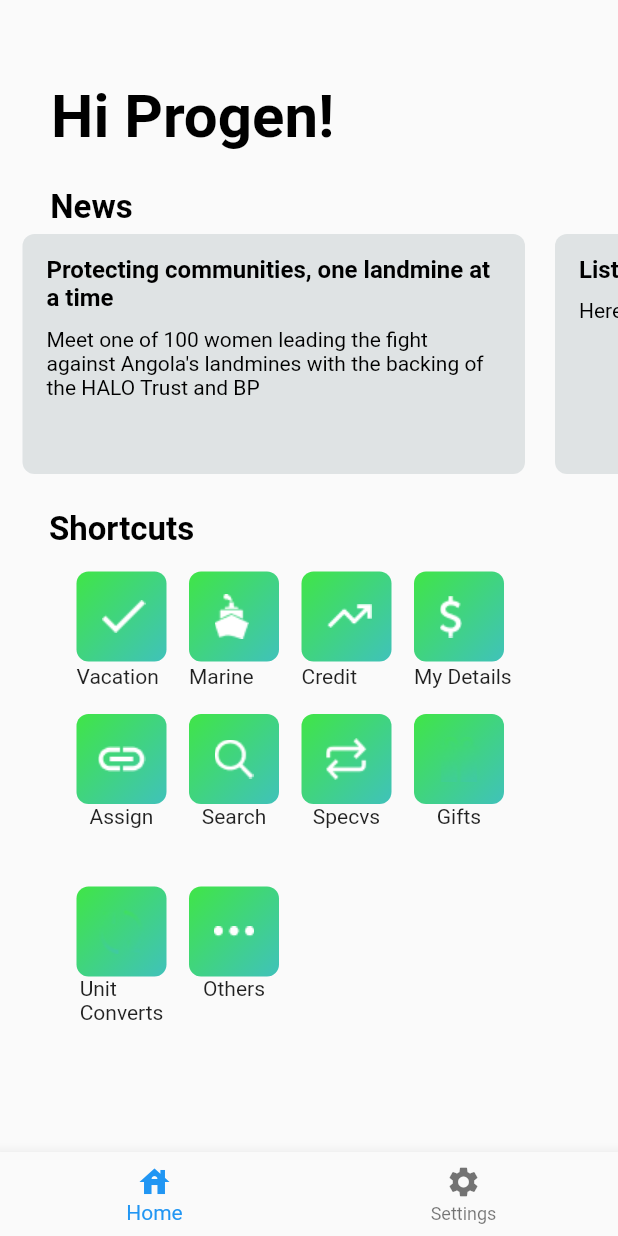
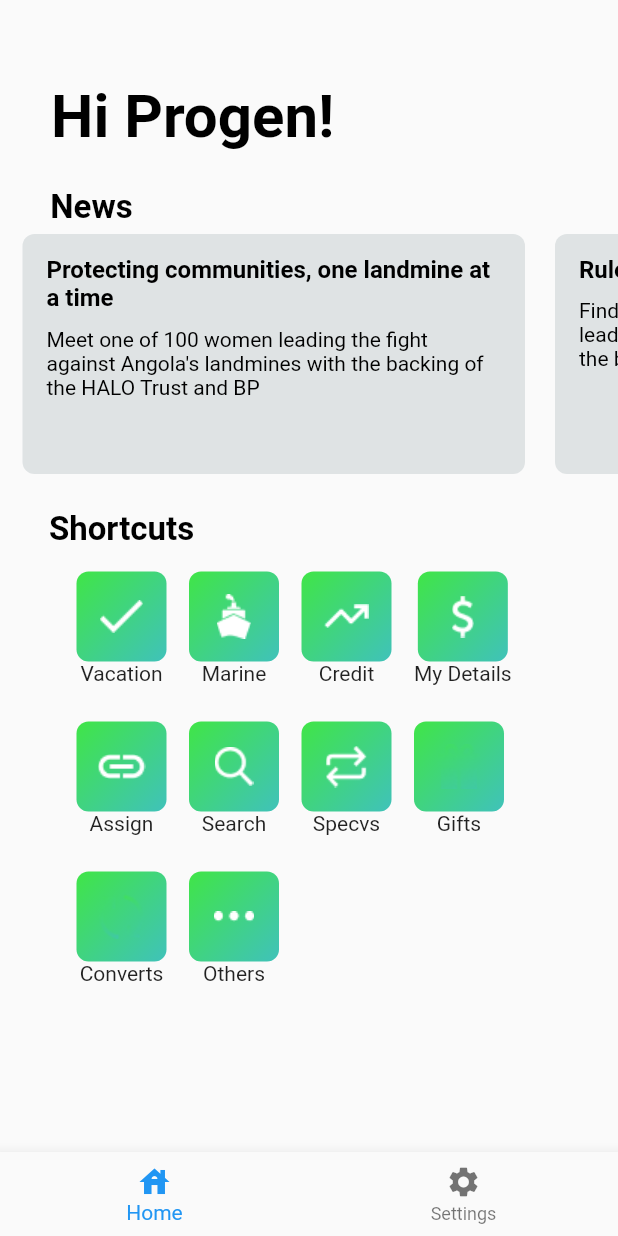
Before and after one commit to iLobosok/vacation_checker_app, a Flutter app: the screen it shows after launch, after a tap on "Login", on a phone screen of 412 x 824 dp. Run offline on Flutter 3.47's test engine with Material 2 defaults, Android fonts, the phone set to English and light mode, and no system bars; our stand-ins replace bloc, flutter_bloc.

Commit message:
finished UI

```diff
--- a/flutter_bp/lib/screens/home/home_screen_widget.dart
+++ b/flutter_bp/lib/screens/home/home_screen_widget.dart
@@ -2,28 +2,6 @@ import 'package:flutter/material.dart';
 import 'package:flutter_bp/screens/home/shortcuts_widget.dart';
 import 'package:flutter_bp/screens/request/request_screen.dart';
 import 'package:flutter_bp/screens/settings/settings_screen.dart';
-
-final titles = [
-  "Protecting communities, one landmine at a time",
-  "List 2",
-  "List 3"
-];
-
-final subtitles = [
-  "Meet one of 100 women leading the fight against Angola's landmines with the backing of the HALO Trust and BP",
-  "Here is list 2 subtitle",
-  "Here is list 3 subtitle"
-];
-// ignore: non_constant_identifier_names
-GoToRequest(BuildContext context) {
-  Navigator.of(context)
-      .push(MaterialPageRoute(builder: (context) => const RequestScreen()));
-}
-
-GoToSettings(BuildContext context) {
-  Navigator.of(context)
-      .push(MaterialPageRoute(builder: (context) => SettingsScreen()));
-}
 
 Widget HomeScreenWidget(BuildContext context) {
   return Scaffold(
@@ -55,6 +33,7 @@ Widget HomeScreenWidget(BuildContext context) {
         SizedBox(
           height: 165,
           child: ListView.builder(
+              physics: const BouncingScrollPhysics(),
               itemCount: titles.length,
               scrollDirection: Axis.horizontal,
               itemBuilder: (context, index) {
@@ -104,48 +83,7 @@ Widget HomeScreenWidget(BuildContext context) {
             )),
         Padding(
           padding: const EdgeInsets.only(top: 15),
-          child: SizedBox(
-            height: 80,
-            width: 320,
-            child: ListView.builder(
-                itemCount: 4,
-                scrollDirection: Axis.horizontal,
-                itemBuilder: (context, index) {
-                  return Padding(
-                    padding: const EdgeInsets.only(left: 5, right: 10),
-                    child: Stack(
-                      children: [
-                        SizedBox(
-                          height: 60,
-                          width: 60,
-                          child: InkWell(
-                            onTap: () {
-                              GoToRequest(context);
-                            },
-                            child: ShortcutItem(context),
-                          ),
-                        ),
-                        Center(
-                          child: Padding(
-                            padding: const EdgeInsets.only(left: 17, bottom: 20),
-                            child: Image.asset('assets/home/$index.png'),
-                          ),
-                        ),
-                        Padding(
-                          padding: const EdgeInsets.only(
-                            top: 62,
-                          ),
-                          child: Text(name_list_first[index]),
-                        ),
-                      ],
-                    ),
-                  );
-                }),
-          ),
-        ),
-        Padding(
-          padding: const EdgeInsets.only(top: 15),
-          child: SizedBox(
+          child: Container(
             height: 100,
             width: 320,
             child: ListView.builder(
@@ -156,21 +94,51 @@ Widget HomeScreenWidget(BuildContext context) {
                     padding: const EdgeInsets.only(left: 5, right: 10),
                     child: Column(
                       children: [
-                        Container(
+                        SizedBox(
                           height: 60,
                           width: 60,
-                          decoration: const BoxDecoration(
-                              borderRadius:
-                                  BorderRadius.all(Radius.circular(8)),
-                              gradient: LinearGradient(
-                                  begin: Alignment.topLeft,
-                                  end: Alignment.bottomRight,
-                                  colors: [
-                                    Color(0xFF40E547),
-                                    Color(0xFF40C2BA),
-                                  ])),
-                          child: Center(
+                          child: InkWell(
+                            onTap: () {
+                              GoToRequest(context);
+                            },
+                            child: Stack(
+                              children: [
+                                ShortcutItem(context),
+                                Center(
+                                  child: Image.asset('assets/home/$index.png'),
+                                ),
+                              ],
+                            ),
+                          ),
+                        ),
+                        Text(name_list_first[index]),
+                      ],
+                    ),
+                  );
+                }),
+          ),
+        ),
+        Container(
+          height: 100,
+          width: 320,
+          child: ListView.builder(
+              itemCount: 4,
+              scrollDirection: Axis.horizontal,
+              itemBuilder: (context, index) {
+                return Padding(
+                  padding: const EdgeInsets.only(left: 5, right: 10),
+                  child: Column(
+                    children: [
+                      SizedBox(
+                        height: 60,
+                        width: 60,
+                        child: Stack(
+                            children: [
+                              ShortcutItem(context),
+                              Center(
                                 child: Image.asset('assets/home/a$index.png'),
+                              ),
+                            ],
                         ),
                       ),
                       Text(name_list_second[index]),
@@ -179,10 +147,7 @@ Widget HomeScreenWidget(BuildContext context) {
                 );
               }),
         ),
-        ),
-        Padding(
-          padding: const EdgeInsets.only(top: 15),
-          child: SizedBox(
+        Container(
           height: 100,
           width: 320,
           child: ListView.builder(
@@ -193,25 +158,20 @@ Widget HomeScreenWidget(BuildContext context) {
                   padding: const EdgeInsets.only(left: 5, right: 10),
                   child: Column(
                     children: [
-                        InkWell(
+                      SizedBox(
+                        height: 60,
+                        width: 60,
+                        child: InkWell(
                           onTap: () {
                             GoToSettings(context);
                           },
-                          child: Container(
-                            height: 60,
-                            width: 60,
-                            decoration: const BoxDecoration(
-                                borderRadius:
-                                    BorderRadius.all(Radius.circular(8)),
-                                gradient: LinearGradient(
-                                    begin: Alignment.topLeft,
-                                    end: Alignment.bottomRight,
-                                    colors: [
-                                      Color(0xFF40E547),
-                                      Color(0xFF40C2BA),
-                                    ])),
-                            child: Center(
+                          child: Stack(
+                            children: [
+                              ShortcutItem(context),
+                              Center(
                                 child: Image.asset('assets/home/b$index.png'),
+                              ),
+                            ],
                           ),
                         ),
                       ),
@@ -221,7 +181,6 @@ Widget HomeScreenWidget(BuildContext context) {
                 );
               }),
         ),
-        ),
       ],
     ),
   );
--- a/flutter_bp/lib/screens/home/shortcuts_widget.dart
+++ b/flutter_bp/lib/screens/home/shortcuts_widget.dart
@@ -1,5 +1,7 @@
 // ignore: non_constant_identifier_names
 import 'package:flutter/material.dart';
+import 'package:flutter_bp/screens/request/request_screen.dart';
+import 'package:flutter_bp/screens/settings/settings_screen.dart';
 
 final name_list_first = [
   "Vacation",
@@ -17,7 +19,7 @@ final name_list_second = [
 ];
 
 // ignore: non_constant_identifier_names
-final name_list_third = ["Unit\nConverts", "Others"];
+final name_list_third = ["Converts", "Others"];
 
 final pics = [
   "check",
@@ -25,11 +27,30 @@ final pics = [
   "show_chart_rounded",
   "attach_money",
 ];
+final titles = [
+  "Protecting communities, one landmine at a time",
+  "Rules and roots, one landmine at a time",
+  "You are best"
+];
+
+final subtitles = [
+  "Meet one of 100 women leading the fight against Angola's landmines with the backing of the HALO Trust and BP",
+  "Find one of stones in... Meet one of 100 women leading the fight against Angola's landmines with the backing of the HALO Trust and BP",
+  "Meet one of 100 women leading the fight against Angola's landmines with the backing of the HALO Trust and BP"
+];
+
+GoToRequest(BuildContext context) {
+  Navigator.of(context)
+      .push(MaterialPageRoute(builder: (context) => const RequestScreen()));
+}
+
+GoToSettings(BuildContext context) {
+  Navigator.of(context)
+      .push(MaterialPageRoute(builder: (context) => SettingsScreen()));
+}
 
 Widget ShortcutItem(BuildContext context) {
   return Container(
-    height: 60,
-    width: 60,
     decoration: const BoxDecoration(
         borderRadius: BorderRadius.all(Radius.circular(8)),
         gradient: LinearGradient(
--- a/flutter_bp/lib/screens/request/request_form_widget.dart
+++ b/flutter_bp/lib/screens/request/request_form_widget.dart
@@ -26,6 +26,7 @@ Widget RequestFormWidget(BuildContext context) {
       ),
     ),
     body: SingleChildScrollView(
+      physics: const BouncingScrollPhysics(),
       child: Column(
         // ignore: prefer_const_literals_to_create_immutables
         children: [
--- a/flutter_bp/lib/screens/settings/settings_screen.dart
+++ b/flutter_bp/lib/screens/settings/settings_screen.dart
@@ -1,4 +1,5 @@
 import 'package:flutter/material.dart';
+import 'package:flutter_bp/screens/login/login_screen.dart';
 
 class SettingsScreen extends StatelessWidget {
   bool isSwitched = false;
@@ -83,11 +84,12 @@ class SettingsScreen extends StatelessWidget {
                       padding: const EdgeInsets.only(left: 80),
                       child: Switch(
                         value: isSwitched,
-                        activeColor: Colors.blue,
+                        activeColor: Colors.white,
                         activeTrackColor: Colors.green,
-                        inactiveThumbColor: Colors.redAccent,
-                        inactiveTrackColor: Colors.orange,
-                        onChanged: (bool value) {},
+                        inactiveThumbColor: Colors.white,
+                        inactiveTrackColor: Colors.grey,
+                        onChanged: (bool value) {
+                        },
                       ),
                     ),
                   ],
@@ -141,11 +143,16 @@ class SettingsScreen extends StatelessWidget {
                     color: Colors.black,
                     size: 30,
                   )),
-              const Padding(
-                  padding: EdgeInsets.only(left: 10, top: 20),
-                  child: Text(
-                    "Sign Out",
-                    style: TextStyle(color: Colors.black, fontSize: 17),
+              Padding(
+                  padding: const EdgeInsets.only(left: 10, top: 20),
+                  child: InkWell(
+                    onTap: () {
+                      LogOut(context);
+                    },
+                    child: const Text(
+                      "Sign Out",
+                      style: TextStyle(color: Colors.black, fontSize: 17),
+                    ),
                   )),
             ],
           ),
@@ -154,3 +161,10 @@ class SettingsScreen extends StatelessWidget {
     );
   }
 }
+LogOut(BuildContext context) {
+    Navigator.pop(context);
+   Navigator.pushReplacement(context,
+                              MaterialPageRoute(builder: (context) {
+                                return const LoginScreen();
+                              }));
+}
```
Lines whose indentation alone changed are shown as unchanged.
